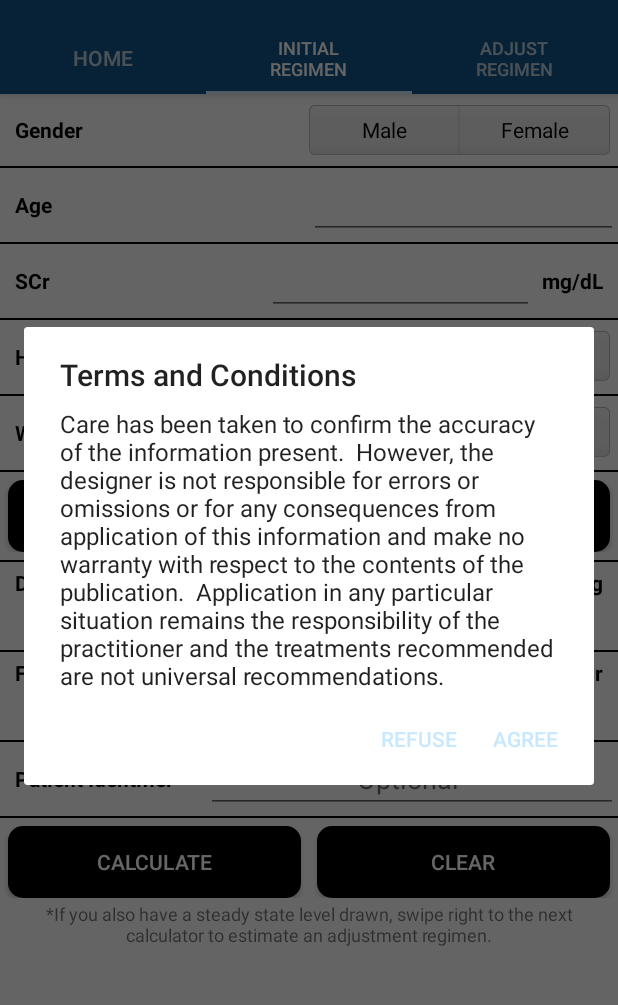
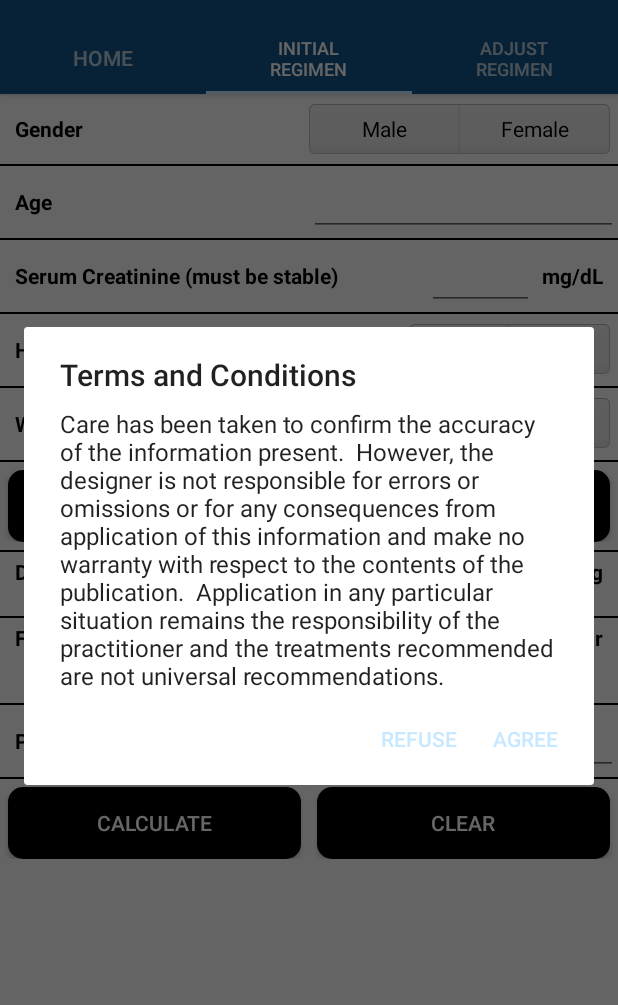
Before and after one commit to ITKosta829/Dosage-Calculator, an Android app: the screen it shows after launch (MainActivity), tab 2 chosen, on a phone screen of 412 x 824 dp, the part 62-1067 px from its top. Run offline under Robolectric (Android 15) with nearby library versions, the phone set to English and light mode, and no system bars.

Commit message:
Bug Fixes

```diff
--- a/app/src/main/java/com/hughesmedicine/gregh/pharmacyapp/FragTabHome.java
+++ b/app/src/main/java/com/hughesmedicine/gregh/pharmacyapp/FragTabHome.java
@@ -37,23 +37,32 @@ public class FragTabHome extends Fragment {
         bullet = '\u2022';
         square = '\u25AA';
 
-        TextView text = (TextView) mView.findViewById(R.id.text);
+        TextView text1 = (TextView) mView.findViewById(R.id.text1);
+        TextView text2 = (TextView) mView.findViewById(R.id.text2);
+        TextView text3 = (TextView) mView.findViewById(R.id.text3);
+        TextView text4 = (TextView) mView.findViewById(R.id.text4);
+        TextView text5 = (TextView) mView.findViewById(R.id.text5);
 
-        text.setText(square + " Use this tool to determine a Vancomycin regimen, estimate a trough, " +
-                "or adjust a regimen once a trough is obtained.\n\n" +
-                square + " Optimal drug monitoring:\n\n" +
-                square + " The trough should be obtained prior to the next dose once steady " +
+        text1.setText(square + " Use this tool to determine a Vancomycin regimen, estimate a trough, " +
+                "or adjust a regimen once a trough is obtained.\n");
+
+        text2.setText(square + " Instructions:\n");
+
+        text3.setText(square + " Swipe to the middle tab if just starting a regimen and a trough is not yet obtained\n" +
+                square + " Swipe to the right tab if the patient is already receiving vancomycin, " +
+                "has a steady state trough from the lab, and you wish to adjust the regimen\n" +
+                square + " Use the menu in the upper right for more information about this tool\n");
+
+        text4.setText(square + " Optimal drug monitoring:\n");
+
+        text5.setText(square + " The trough should be obtained prior to the next dose once steady " +
                 "state is reached (often just before the fourth dose)\n" +
                 square + " The minimum trough should always be above 10mg/L to avoid development of resistance\n" +
                 square + " The minimum trough should be 15-20mg/L in complicated infections (ie. bacteremia, endocarditis, " +
-                "osteomyelitis, meningitis, hospital-acquired pneumonia) OR any infection if the MIC is at least 1mg/L\n\n" +
-                square + " Instructions:\n\n" +
-                square + " Swipe to the middle tab if just starting a regimen and a trough is not yet obtained\n" +
-                square + " Swipe to the right tab if the patient is already receiving vancomycin, " +
-                "has a steady state trough from the lab, and you wish to adjust the regimen\n" +
-                square + " Use the menu in the upper right for more information about this tool\n\n");
+                "osteomyelitis, meningitis, hospital-acquired pneumonia) OR any infection if the MIC is at least 1mg/L");
 
-        if (!DH.TOS)showTermsAndConditions();
+
+        if (!DH.TOS) showTermsAndConditions();
 
         return mView;
     }
@@ -104,13 +113,6 @@ public class FragTabHome extends Fragment {
                     public void onClick(DialogInterface dialogInterface, int i) {
                         DH.mActivity.finish();
 
-//                        android.os.Process.killProcess(android.os.Process.myPid());
-//                        System.exit(0);
-
-//                        Intent intent = new Intent(Intent.ACTION_MAIN);
-//                        intent.addCategory(Intent.CATEGORY_HOME);
-//                        intent.setFlags(Intent.FLAG_ACTIVITY_CLEAR_TOP);
-//                        startActivity(intent);
                     }
                 })
 
--- a/app/src/main/res/layout/adjust_results_dialog.xml
+++ b/app/src/main/res/layout/adjust_results_dialog.xml
@@ -223,7 +223,7 @@
         <TextView
             android:layout_width="0dp"
             android:layout_height="wrap_content"
-            android:layout_weight="5"
+            android:layout_weight="6"
             android:background="#ffff00"
             android:paddingStart="5dp"
             android:text="NEW Est. Steady State Trough (mg/dL):"
--- a/app/src/main/res/layout/frag_tab_one.xml
+++ b/app/src/main/res/layout/frag_tab_one.xml
@@ -8,7 +8,7 @@
         android:id="@+id/Gender_Fields"
         android:layout_width="match_parent"
         android:layout_height="wrap_content"
-        android:layout_marginTop="2dp"
+        android:layout_marginTop="1dp"
         android:orientation="horizontal">
 
         <TextView
@@ -64,14 +64,14 @@
     <View
         android:layout_width="match_parent"
         android:layout_height="1dp"
-        android:layout_marginTop="2dp"
+        android:layout_marginTop="1dp"
         android:background="#000000" />
 
     <LinearLayout
         android:id="@+id/Age_Fields"
         android:layout_width="match_parent"
         android:layout_height="wrap_content"
-        android:layout_marginTop="2dp"
+        android:layout_marginTop="1dp"
         android:orientation="horizontal">
 
         <TextView
@@ -100,14 +100,14 @@
     <View
         android:layout_width="match_parent"
         android:layout_height="1dp"
-        android:layout_marginTop="2dp"
+        android:layout_marginTop="1dp"
         android:background="#000000" />
 
     <LinearLayout
         android:id="@+id/SCr_Fields"
         android:layout_width="match_parent"
         android:layout_height="wrap_content"
-        android:layout_marginTop="2dp"
+        android:layout_marginTop="1dp"
         android:orientation="horizontal">
 
         <TextView
@@ -115,9 +115,9 @@
             android:layout_width="0dp"
             android:layout_height="wrap_content"
             android:layout_gravity="center_vertical"
-            android:layout_weight="1"
+            android:layout_weight="4"
             android:paddingStart="10dp"
-            android:text="SCr"
+            android:text="Serum Creatinine (must be stable)"
             android:textColor="#000000"
             android:textStyle="bold" />
 
@@ -146,14 +146,14 @@
     <View
         android:layout_width="match_parent"
         android:layout_height="1dp"
-        android:layout_marginTop="2dp"
+        android:layout_marginTop="1dp"
         android:background="#000000" />
 
     <LinearLayout
         android:id="@+id/Height_Fields"
         android:layout_width="match_parent"
         android:layout_height="wrap_content"
-        android:layout_marginTop="2dp"
+        android:layout_marginTop="1dp"
         android:orientation="horizontal">
 
         <TextView
@@ -218,14 +218,14 @@
     <View
         android:layout_width="match_parent"
         android:layout_height="1dp"
-        android:layout_marginTop="2dp"
+        android:layout_marginTop="1dp"
         android:background="#000000" />
 
     <LinearLayout
         android:id="@+id/Weight_Fields"
         android:layout_width="match_parent"
         android:layout_height="wrap_content"
-        android:layout_marginTop="2dp"
+        android:layout_marginTop="1dp"
         android:orientation="horizontal">
 
         <TextView
@@ -290,7 +290,7 @@
     <View
         android:layout_width="match_parent"
         android:layout_height="1dp"
-        android:layout_marginTop="2dp"
+        android:layout_marginTop="1dp"
         android:background="#000000" />
 
     <LinearLayout
@@ -324,7 +324,7 @@
         android:id="@+id/Dose_Fields"
         android:layout_width="match_parent"
         android:layout_height="wrap_content"
-        android:layout_marginTop="2dp"
+        android:layout_marginTop="1dp"
         android:orientation="horizontal">
 
         <TextView
@@ -343,7 +343,7 @@
             android:layout_width="0dp"
             android:layout_height="wrap_content"
             android:layout_gravity="center"
-            android:layout_marginTop="2dp"
+            android:layout_marginTop="1dp"
             android:layout_weight="1"
             android:background="#d3d3d3"
             android:gravity="center"
@@ -369,20 +369,20 @@
         android:gravity="center_horizontal"
         android:paddingEnd="10dp"
         android:paddingStart="10dp"
-        android:text="*Try 15mg/kg if no dose yet selected&#10;(70kg = 1000mg)"
+        android:text="*Tap to select different dose"
         android:textSize="12sp" />
 
     <View
         android:layout_width="match_parent"
         android:layout_height="1dp"
-        android:layout_marginTop="2dp"
+        android:layout_marginTop="1dp"
         android:background="#000000" />
 
     <LinearLayout
         android:id="@+id/Frequency_Fields"
         android:layout_width="match_parent"
         android:layout_height="wrap_content"
-        android:layout_marginTop="2dp"
+        android:layout_marginTop="1dp"
         android:orientation="horizontal">
 
         <TextView
@@ -411,7 +411,7 @@
             android:layout_width="0dp"
             android:layout_height="wrap_content"
             android:layout_gravity="center"
-            android:layout_marginTop="2dp"
+            android:layout_marginTop="1dp"
             android:layout_weight="1"
             android:background="#d3d3d3"
             android:gravity="center"
@@ -437,20 +437,20 @@
         android:gravity="center_horizontal"
         android:paddingEnd="10dp"
         android:paddingStart="10dp"
-        android:text="*Try q12hr if no frequency yet selected&#10;(longer if older or decreased kidney function)"
+        android:text="*Tap to select different frequency&#10;(reduce frequency if older or decreased kidney function)"
         android:textSize="12sp" />
 
     <View
         android:layout_width="match_parent"
         android:layout_height="1dp"
-        android:layout_marginTop="2dp"
+        android:layout_marginTop="1dp"
         android:background="#000000" />
 
     <LinearLayout
         android:id="@+id/ID_Fields"
         android:layout_width="match_parent"
         android:layout_height="wrap_content"
-        android:layout_marginTop="2dp"
+        android:layout_marginTop="1dp"
         android:orientation="horizontal">
 
         <TextView
@@ -480,7 +480,7 @@
     <View
         android:layout_width="match_parent"
         android:layout_height="1dp"
-        android:layout_marginTop="2dp"
+        android:layout_marginTop="1dp"
         android:background="#000000" />
 
     <LinearLayout
@@ -516,15 +516,4 @@
 
     </LinearLayout>
 
-    <TextView
-        android:layout_width="match_parent"
-        android:layout_height="wrap_content"
-        android:layout_marginTop="2dp"
-        android:gravity="center_horizontal"
-        android:paddingEnd="10dp"
-        android:paddingStart="10dp"
-        android:text="*If you also have a steady state level drawn, swipe right to the next calculator to estimate an adjustment regimen."
-        android:textSize="12sp" />
-
-
 </LinearLayout>
--- a/app/src/main/res/layout/frag_tab_two.xml
+++ b/app/src/main/res/layout/frag_tab_two.xml
@@ -296,6 +296,7 @@
             android:layout_gravity="center"
             android:layout_marginTop="2dp"
             android:layout_weight="1"
+            android:background="#d3d3d3"
             android:gravity="center"
             android:paddingStart="5dp" />
 
@@ -343,6 +344,7 @@
             android:layout_gravity="center"
             android:layout_marginTop="2dp"
             android:layout_weight="1"
+            android:background="#d3d3d3"
             android:gravity="center"
             android:paddingStart="5dp" />
 
--- a/app/src/main/res/layout/initial_results_dialog.xml
+++ b/app/src/main/res/layout/initial_results_dialog.xml
@@ -286,9 +286,9 @@
         <TextView
             android:layout_width="0dp"
             android:layout_height="wrap_content"
-            android:layout_weight="1"
+            android:layout_weight="4"
             android:paddingStart="5dp"
-            android:text="Serum Creatinine (must be stable) (mg/dL):"
+            android:text="Serum Creatinine (must be stable):"
             android:textStyle="bold" />
 
         <TextView
```
Also changed, not shown: app/src/main/java/com/hughesmedicine/gregh/pharmacyapp/AdjustResultsDialog.java (+5 -2 lines), app/src/main/java/com/hughesmedicine/gregh/pharmacyapp/FragTabOne.java (+7 -3 lines), app/src/main/java/com/hughesmedicine/gregh/pharmacyapp/FragTabTwo.java (+5 -2 lines), app/src/main/java/com/hughesmedicine/gregh/pharmacyapp/InitialResultsDialog.java (+5 -2 lines), app/src/main/res/layout/frag_tab_home.xml (+46 -6 lines).
